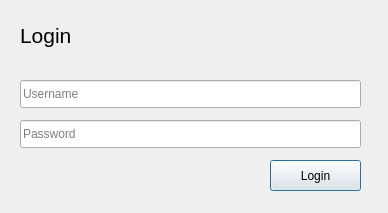
Before: the Qt Designer form src/dialog/LoginDialog.ui in bagasjiwanta/iklanlive-plugin, drawn with Qt 5.
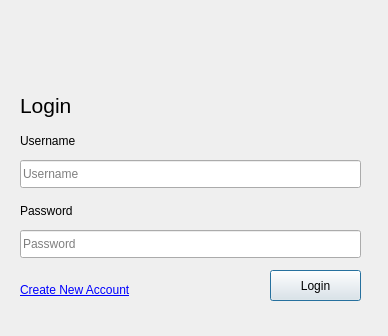
After: the same form once the commit is applied. Icons and pictures are not drawn.

Commit message: Adding picture on login

```diff
--- a/src/dialog/LoginDialog.ui
+++ b/src/dialog/LoginDialog.ui
@@ -7,7 +7,7 @@
     <x>0</x>
     <y>0</y>
     <width>388</width>
-    <height>213</height>
+    <height>336</height>
    </rect>
   </property>
   <property name="windowTitle">
@@ -17,7 +17,7 @@
    <property name="geometry">
     <rect>
      <x>20</x>
-     <y>20</y>
+     <y>90</y>
      <width>71</width>
      <height>31</height>
     </rect>
@@ -35,7 +35,7 @@
    <property name="geometry">
     <rect>
      <x>20</x>
-     <y>80</y>
+     <y>160</y>
      <width>341</width>
      <height>28</height>
     </rect>
@@ -48,7 +48,7 @@
    <property name="geometry">
     <rect>
      <x>20</x>
-     <y>120</y>
+     <y>230</y>
      <width>341</width>
      <height>28</height>
     </rect>
@@ -67,7 +67,7 @@
    <property name="geometry">
     <rect>
      <x>270</x>
-     <y>160</y>
+     <y>270</y>
      <width>91</width>
      <height>31</height>
     </rect>
@@ -76,6 +76,62 @@
     <string>Login</string>
    </property>
   </widget>
+  <widget class="QLabel" name="label_2">
+   <property name="geometry">
+    <rect>
+     <x>20</x>
+     <y>130</y>
+     <width>91</width>
+     <height>21</height>
+    </rect>
+   </property>
+   <property name="text">
+    <string>Username</string>
+   </property>
+  </widget>
+  <widget class="QLabel" name="label_3">
+   <property name="geometry">
+    <rect>
+     <x>20</x>
+     <y>200</y>
+     <width>91</width>
+     <height>21</height>
+    </rect>
+   </property>
+   <property name="text">
+    <string>Password</string>
+   </property>
+  </widget>
+  <widget class="QLabel" name="label_4">
+   <property name="geometry">
+    <rect>
+     <x>20</x>
+     <y>280</y>
+     <width>151</width>
+     <height>21</height>
+    </rect>
+   </property>
+   <property name="text">
+    <string>&lt;html&gt;&lt;head/&gt;&lt;body&gt;&lt;p&gt;&lt;a href=&quot;https://iklanlive.com/signup&quot;&gt;&lt;span style=&quot; text-decoration: underline; color:#0000ff;&quot;&gt;Create New Account&lt;/span&gt;&lt;/a&gt;&lt;/p&gt;&lt;/body&gt;&lt;/html&gt;</string>
+   </property>
+  </widget>
+  <widget class="QLabel" name="label_5">
+   <property name="geometry">
+    <rect>
+     <x>20</x>
+     <y>20</y>
+     <width>60</width>
+     <height>60</height>
+    </rect>
+   </property>
+   <property name="styleSheet">
+    <string notr="true">border-image:  url(:/resources/logo.png) 0 0 0 0 stretch stretch;
+</string>
+   </property>
+   <property name="text">
+    <string/>
+   </property>
+  </widget>
  </widget>
  <resources/>
  <connections/>
```
Left out of the diff: 4 changed lines with no effect on the pictures. The commit also changes 8 other files.
